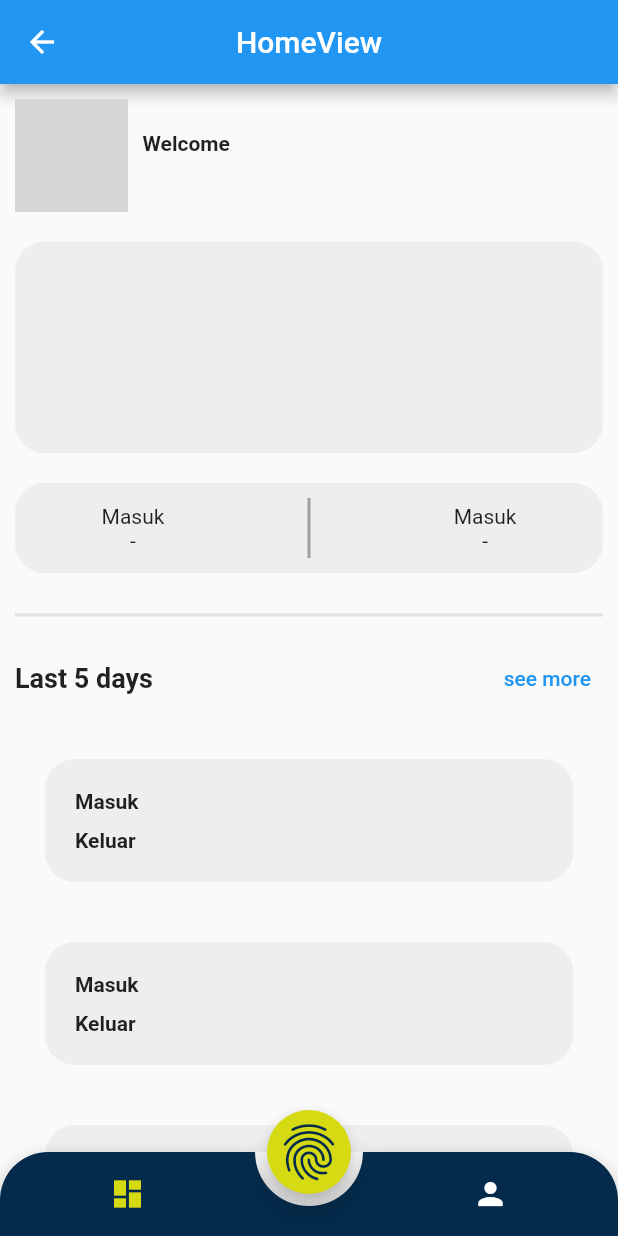
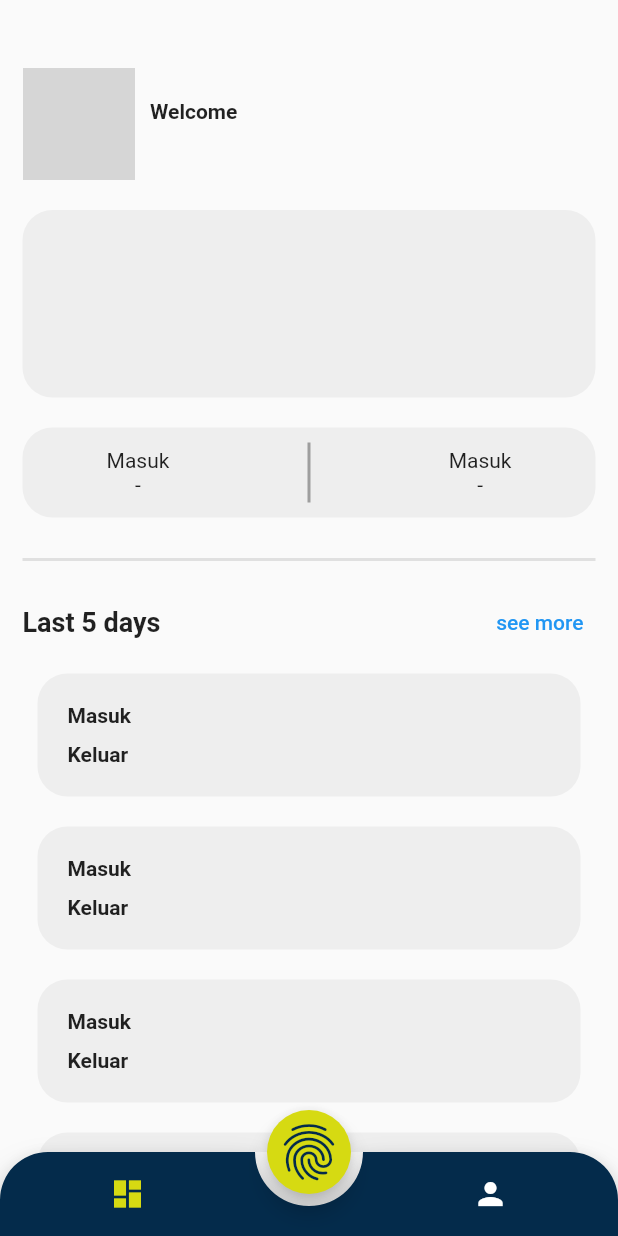
Before and after one commit to Adikara20/attendace, a Flutter app: the HomeView screen opened by its route, on a phone screen of 412 x 824 dp. Run offline on Flutter 3.47's test engine with Material 2 defaults, Android fonts, the phone set to English and light mode, and no system bars; drawn by our look-alikes of animated_bottom_navigation_bar; our stand-ins replace cloud_firestore, firebase_auth, firebase_core, firebase_storage, geocoding, geolocator and 2 more; accounts and stored records are empty; network calls fail; grey boxes are pictures that could not be loaded.

```diff
--- a/lib/app/modules/home_modules/home/views/home_view.dart
+++ b/lib/app/modules/home_modules/home/views/home_view.dart
@@ -17,36 +17,36 @@ class HomeView extends GetView<HomeController> {
   @override
   Widget build(BuildContext context) {
     return Scaffold(
-      appBar: AppBar(
-        title: const Text('HomeView'),
-        centerTitle: true,
-        // actions: [
-        //   IconButton(
-        //     onPressed: () {
-        //       Get.toNamed(Routes.PROFILE);
-        //     },
-        //     icon: const Icon(Icons.person),
-        //   ),
-        //   // StreamBuilder<DocumentSnapshot<Map<String, dynamic>>>(
-        //   //     stream: controller.streamRoleUser(),
-        //   //     builder: (context, snapshot) {
-        //   //       if (snapshot.connectionState == ConnectionState.waiting) {
-        //   //         return SizedBox();
-        //   //       }
-        //   //       String role = snapshot.data!.data()!["role"];
-        //   //       if (role == "admin") {
-        //   //         return IconButton(
-        //   //           onPressed: () {
-        //   //             Get.toNamed(Routes.ADD_EMPLOYEE);
-        //   //           },
-        //   //           icon: Icon(Icons.person),
-        //   //         );
-        //   //       } else {
-        //   //         return SizedBox();
-        //   //       }
-        //   //     }),
-        // ],
-      ),
+      // appBar: AppBar(
+      //   title: const Text('HomeView'),
+      //   centerTitle: true,
+      //   actions: [
+      //     IconButton(
+      //       onPressed: () {
+      //         Get.toNamed(Routes.PROFILE);
+      //       },
+      //       icon: const Icon(Icons.person),
+      //     ),
+      //     StreamBuilder<DocumentSnapshot<Map<String, dynamic>>>(
+      //         stream: controller.streamRoleUser(),
+      //         builder: (context, snapshot) {
+      //           if (snapshot.connectionState == ConnectionState.waiting) {
+      //             return SizedBox();
+      //           }
+      //           String role = snapshot.data!.data()!["role"];
+      //           if (role == "admin") {
+      //             return IconButton(
+      //               onPressed: () {
+      //                 Get.toNamed(Routes.ADD_EMPLOYEE);
+      //               },
+      //               icon: Icon(Icons.person),
+      //             );
+      //           } else {
+      //             return SizedBox();
+      //           }
+      //         }),
+      //   ],
+      // ),
       body: StreamBuilder<DocumentSnapshot<Map<String, dynamic>>>(
           stream: controller.streamRoleUser(),
           builder: (context, snapshot) {
@@ -63,7 +63,7 @@ class HomeView extends GetView<HomeController> {
                   "https://ui-avatars.com/api/?name=${user['name']}";
 
               return ListView(
-                padding: const EdgeInsets.all(10),
+                padding: const EdgeInsets.only(top: 45,right: 15, bottom: 15, left: 15),
                 children: [
                   //
                   Row(
@@ -118,15 +118,15 @@ class HomeView extends GetView<HomeController> {
                         Text(
                           "${user["job"]}",
                           style: const TextStyle(
-                              fontSize: 20, fontWeight: FontWeight.bold),
+                              fontSize: 22, fontWeight: FontWeight.bold),
                         ),
                         const SizedBox(
-                          height: 20,
+                          height: 10,
                         ),
                         Text(
                           "${user["nip"]}",
                           style: const TextStyle(
-                              fontSize: 30, fontWeight: FontWeight.bold),
+                              fontSize: 28, fontWeight: FontWeight.bold),
                         ),
                         const SizedBox(
                           height: 10,
@@ -134,7 +134,7 @@ class HomeView extends GetView<HomeController> {
                         Text(
                           "${user["name"]}",
                           style: const TextStyle(
-                            fontSize: 28,
+                            fontSize: 22,
                           ),
                         ),
                       ],
@@ -198,16 +198,16 @@ class HomeView extends GetView<HomeController> {
                       ),
                     ],
                   ),
-                  const SizedBox(
-                    height: 10,
-                  ),
+                  // const SizedBox(
+                  //   height: 10,
+                  // ),
                   ListView.builder(
                       shrinkWrap: true,
                       physics: const NeverScrollableScrollPhysics(),
                       itemCount: 5,
                       itemBuilder: (context, index) {
                         return Padding(
-                          padding: const EdgeInsets.all(20),
+                          padding: const EdgeInsets.all(10),
                           child: Material(
                             color: Colors.grey[200],
                             borderRadius: BorderRadius.circular(20),
--- a/lib/app/modules/login_moduls/new_password/views/new_password_view.dart
+++ b/lib/app/modules/login_moduls/new_password/views/new_password_view.dart
@@ -27,8 +27,8 @@ class NewPasswordView extends GetView<NewPasswordController> {
           ),
           const SizedBox(height: 20),
           ElevatedButton(
-            onPressed: () {
-              controller.newPasswrod();
+            onPressed: () async {
+              await controller.newPasswrod();
             },
             child: const Text("CONTINUE"),
           ),
--- a/lib/app/modules/profile_modules/add_employee/controllers/add_employee_controller.dart
+++ b/lib/app/modules/profile_modules/add_employee/controllers/add_employee_controller.dart
@@ -28,7 +28,7 @@ class AddEmployeeController extends GetxController {
       //for handilng saving email and password for auto login
       isLoading.value = true;
       Get.defaultDialog(
-          title: "COnfirmation",
+          title: "Confirmation",
           content: Column(
             children: [
               const Text("Input password admin"),
--- a/lib/main.dart
+++ b/lib/main.dart
@@ -39,6 +39,7 @@ void main() async {
             debugShowCheckedModeBanner: false,
             title: "Application",
             //initialRoute: Routes.HOME,
+            //initialRoute: Routes.ADD_EMPLOYEE,
             //checking for auto login
             initialRoute: snapshot.data != null ? Routes.HOME : Routes.LOGIN,
             getPages: AppPages.routes,
```
Also changed, not shown: lib/app/controllers/page_index_controller_controller.dart (+5 -2 lines), lib/app/modules/login_moduls/new_password/controllers/new_password_controller.dart (+5 -2 lines).
